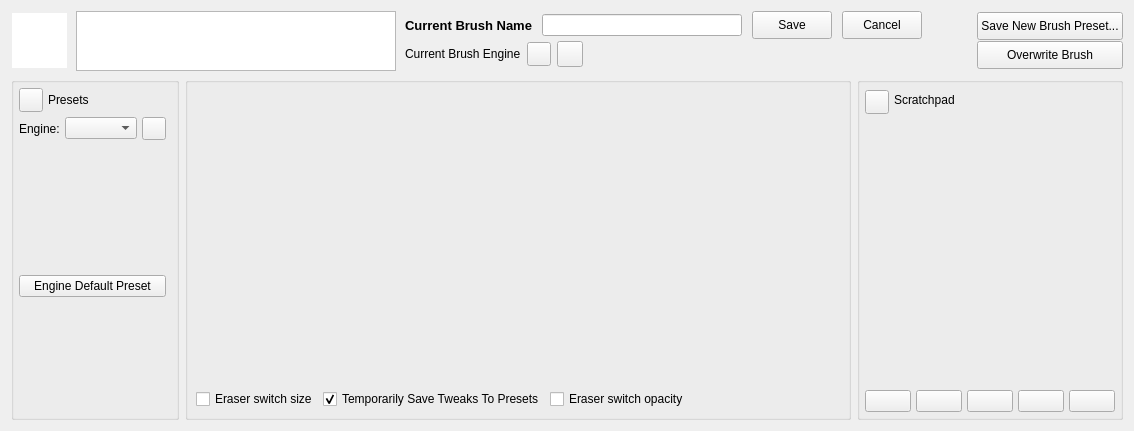
Above: libs/ui/forms/wdgpaintopsettings.ui from KDE/krita before the change. Below: the same form after it.
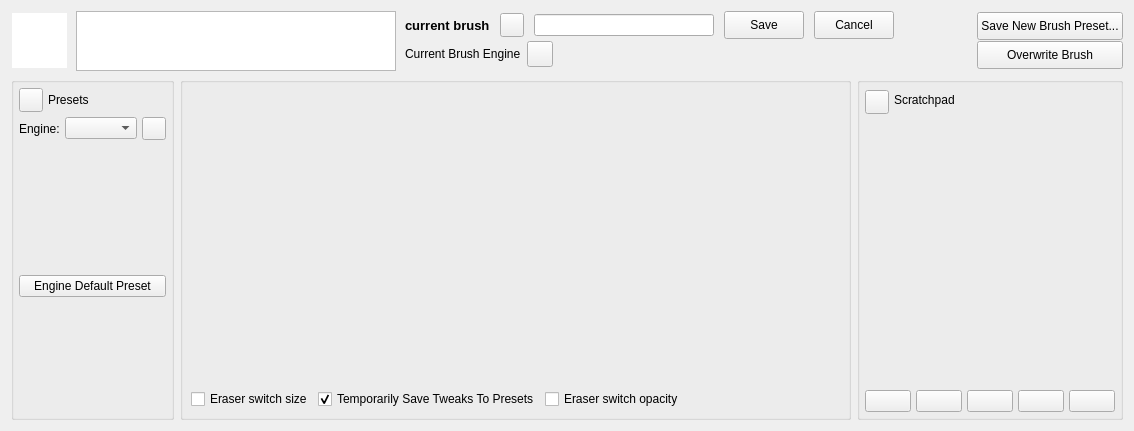
That is the form after the change. Custom widgets are drawn as their Qt base class.

Commit message: turn brush editor area icons to arrows. moved the edit icon by the brush name

Diff of the .ui file:
```diff
--- a/libs/ui/forms/wdgpaintopsettings.ui
+++ b/libs/ui/forms/wdgpaintopsettings.ui
@@ -142,6 +142,12 @@
          </property>
          <item>
           <widget class="QLabel" name="currentBrushNameLabel">
+           <property name="sizePolicy">
+            <sizepolicy hsizetype="Minimum" vsizetype="Preferred">
+             <horstretch>0</horstretch>
+             <verstretch>0</verstretch>
+            </sizepolicy>
+           </property>
            <property name="font">
             <font>
              <pointsize>10</pointsize>
@@ -150,7 +156,32 @@
             </font>
            </property>
            <property name="text">
-            <string>Current Brush Name</string>
+            <string>current brush</string>
+           </property>
+          </widget>
+         </item>
+         <item>
+          <widget class="QPushButton" name="renameBrushPresetButton">
+           <property name="sizePolicy">
+            <sizepolicy hsizetype="Fixed" vsizetype="Fixed">
+             <horstretch>0</horstretch>
+             <verstretch>0</verstretch>
+            </sizepolicy>
+           </property>
+           <property name="minimumSize">
+            <size>
+             <width>24</width>
+             <height>24</height>
+            </size>
+           </property>
+           <property name="maximumSize">
+            <size>
+             <width>24</width>
+             <height>24</height>
+            </size>
+           </property>
+           <property name="text">
+            <string/>
            </property>
           </widget>
          </item>
@@ -158,7 +189,7 @@
           <widget class="QLineEdit" name="renameBrushNameTextField">
            <property name="minimumSize">
             <size>
-             <width>200</width>
+             <width>180</width>
              <height>0</height>
             </size>
            </property>
@@ -196,6 +227,19 @@
            </property>
           </widget>
          </item>
+         <item>
+          <spacer name="horizontalSpacer_3">
+           <property name="orientation">
+            <enum>Qt::Horizontal</enum>
+           </property>
+           <property name="sizeHint" stdset="0">
+            <size>
+             <width>20</width>
+             <height>20</height>
+            </size>
+           </property>
+          </spacer>
+         </item>
         </layout>
        </item>
        <item>
@@ -210,31 +254,6 @@
            </property>
           </widget>
          </item>
-         <item>
-          <widget class="QPushButton" name="renameBrushPresetButton">
-           <property name="sizePolicy">
-            <sizepolicy hsizetype="Fixed" vsizetype="Fixed">
-             <horstretch>0</horstretch>
-             <verstretch>0</verstretch>
-            </sizepolicy>
-           </property>
-           <property name="minimumSize">
-            <size>
-             <width>24</width>
-             <height>24</height>
-            </size>
-           </property>
-           <property name="maximumSize">
-            <size>
-             <width>24</width>
-             <height>24</height>
-            </size>
-           </property>
-           <property name="text">
-            <string/>
-           </property>
-          </widget>
-         </item>
          <item>
           <widget class="QPushButton" name="reloadPresetButton">
            <property name="sizePolicy">
@@ -387,7 +406,7 @@
        <number>5</number>
       </property>
       <property name="rightMargin">
-       <number>10</number>
+       <number>5</number>
       </property>
       <property name="bottomMargin">
        <number>5</number>
```
The commit also changes 1 other file.
